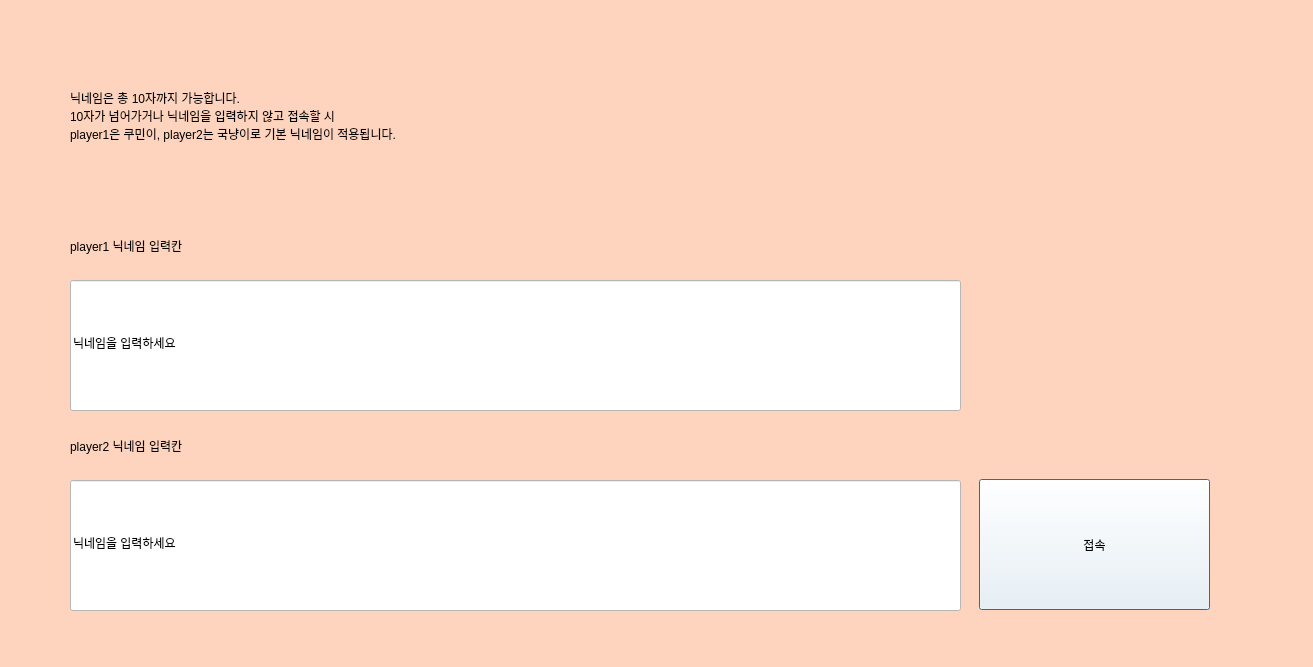
This is waiting.ui in Honghyeonji/ADGgroup as Qt 5 draws it before an edit. The edited form follows.
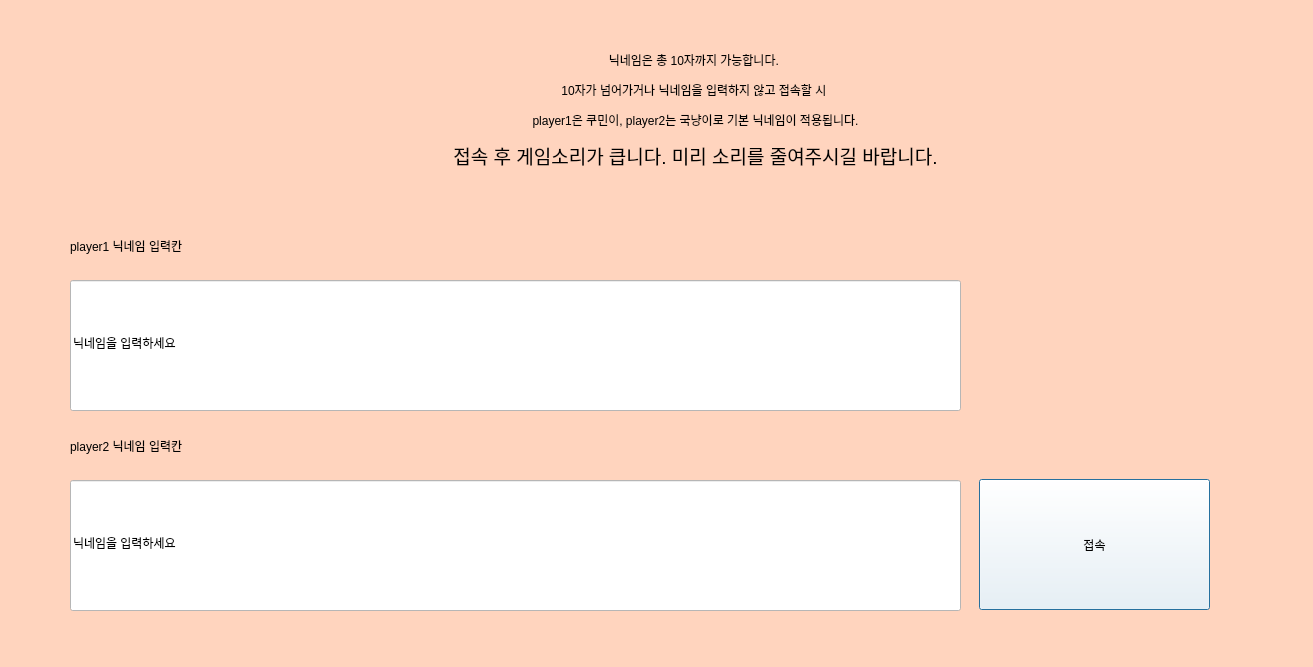
This is the edited form.

Diff of the .ui file:
```diff
--- a/waiting.ui
+++ b/waiting.ui
@@ -102,19 +102,17 @@
   <widget class="QLabel" name="label_3">
    <property name="geometry">
     <rect>
-     <x>70</x>
-     <y>50</y>
+     <x>300</x>
+     <y>10</y>
      <width>791</width>
-     <height>131</height>
+     <height>201</height>
     </rect>
    </property>
    <property name="styleSheet">
     <string notr="true">font: 20pt &quot;남양주 다산 M&quot;;</string>
    </property>
    <property name="text">
-    <string>닉네임은 총 10자까지 가능합니다. 
-10자가 넘어가거나 닉네임을 입력하지 않고 접속할 시 
-player1은 쿠민이, player2는 국냥이로 기본 닉네임이 적용됩니다.</string>
+    <string>&lt;html&gt;&lt;head/&gt;&lt;body&gt;&lt;p align=&quot;center&quot;&gt;닉네임은 총 10자까지 가능합니다. &lt;/p&gt;&lt;p align=&quot;center&quot;&gt;10자가 넘어가거나 닉네임을 입력하지 않고 접속할 시 &lt;/p&gt;&lt;p align=&quot;center&quot;&gt;player1은 쿠민이, player2는 국냥이로 기본 닉네임이 적용됩니다.&lt;/p&gt;&lt;p align=&quot;center&quot;&gt;&lt;span style=&quot; font-size:14pt;&quot;&gt;접속 후 게임소리가 큽니다. 미리 소리를 줄여주시길 바랍니다.&lt;/span&gt;&lt;/p&gt;&lt;/body&gt;&lt;/html&gt;</string>
    </property>
   </widget>
  </widget>
```
